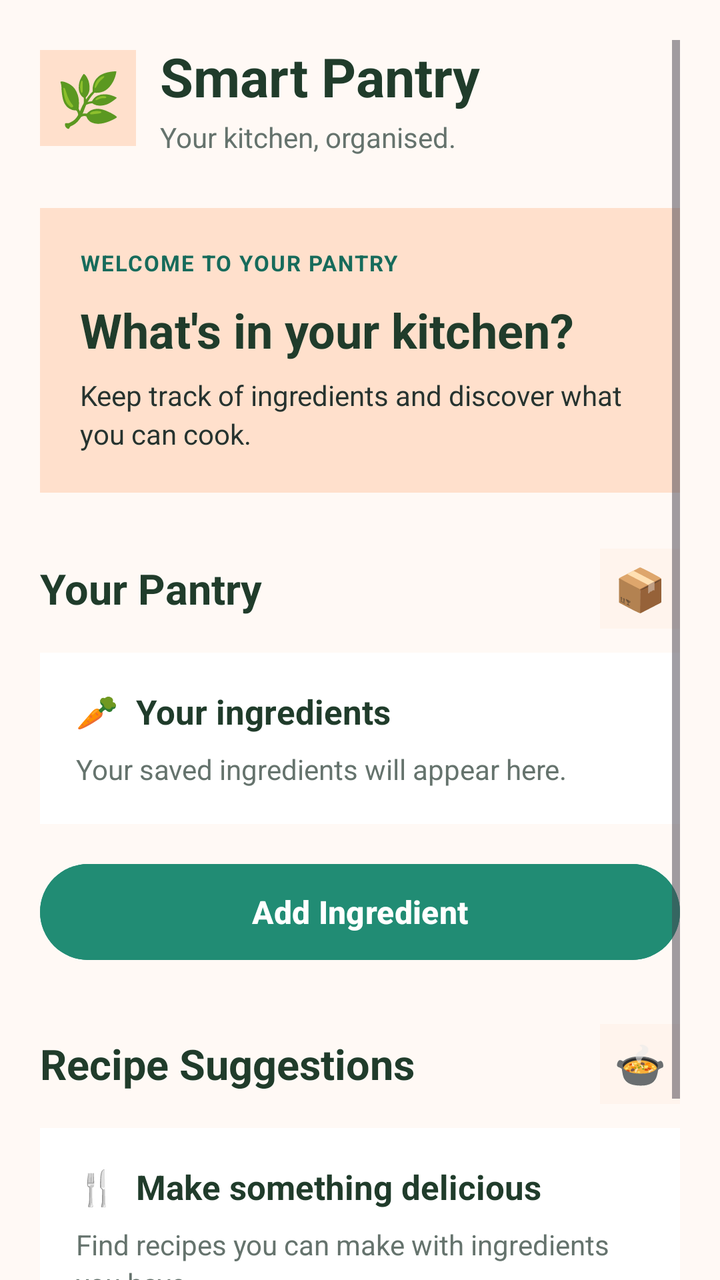
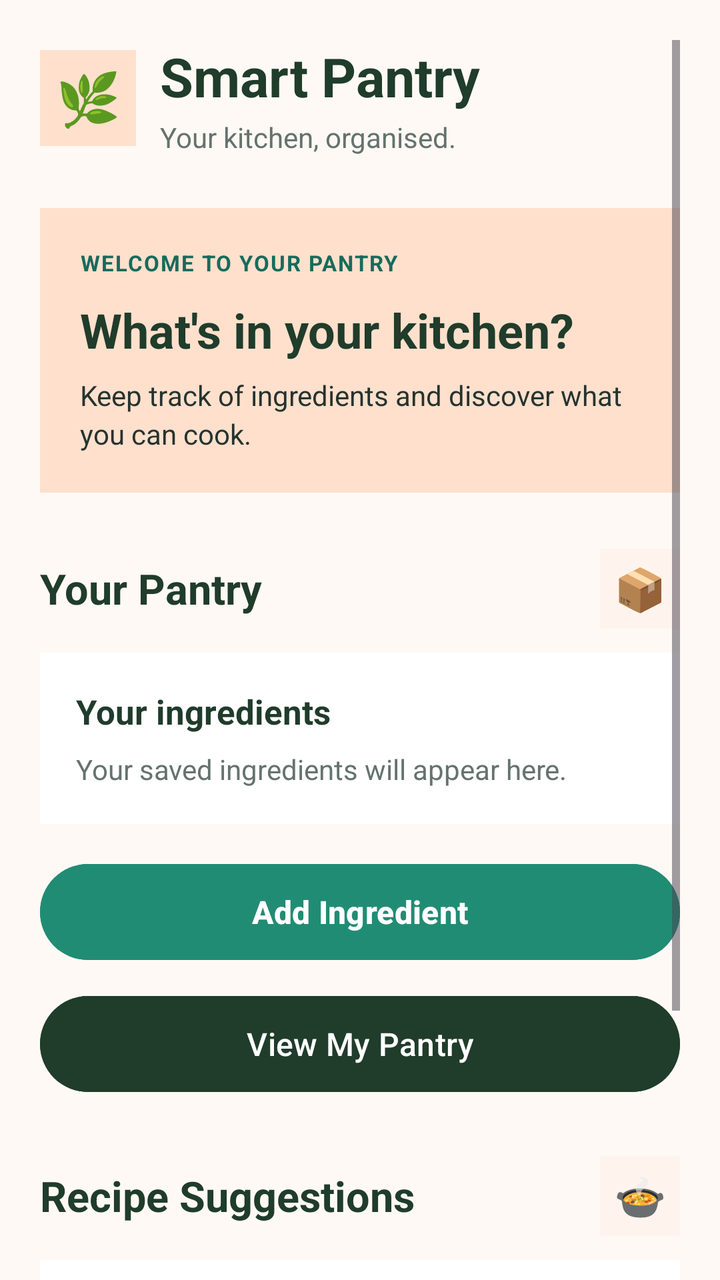

An Android layout rendered at two revisions. The XML below is the earlier revision; the diff shows what the commit changed to produce the second picture.
<!-- AndroidManifest.xml: application theme Theme.SmartPantryManager -->
<!-- res/layout/activity_main.xml -->
<?xml version="1.0" encoding="utf-8"?>
<androidx.constraintlayout.widget.ConstraintLayout
    xmlns:android="http://schemas.android.com/apk/res/android"
    xmlns:app="http://schemas.android.com/apk/res-auto"
    xmlns:tools="http://schemas.android.com/tools"
    android:id="@+id/main"
    android:layout_width="match_parent"
    android:layout_height="match_parent"
    android:background="@color/screen_background"
    tools:context=".MainActivity">

    <ScrollView
        android:layout_width="match_parent"
        android:layout_height="match_parent"
        android:fillViewport="true"
        android:clipToPadding="false"
        android:padding="20dp">

        <LinearLayout
            android:layout_width="match_parent"
            android:layout_height="wrap_content"
            android:orientation="vertical">

            
            <LinearLayout
                android:layout_width="match_parent"
                android:layout_height="wrap_content"
                android:gravity="center_vertical"
                android:orientation="horizontal">

                <TextView
                    android:layout_width="48dp"
                    android:layout_height="48dp"
                    android:background="@color/soft_peach"
                    android:gravity="center"
                    android:text="🌿"
                    android:textSize="26sp"
                    android:contentDescription="Leaf logo" />

                <LinearLayout
                    android:layout_width="0dp"
                    android:layout_height="wrap_content"
                    android:layout_marginStart="12dp"
                    android:layout_weight="1"
                    android:orientation="vertical">

                    <TextView
                        android:id="@+id/tvWelcome"
                        android:layout_width="match_parent"
                        android:layout_height="wrap_content"
                        android:text="@string/welcome_title"
                        android:textColor="@color/forest_green"
                        android:textSize="27sp"
                        android:textStyle="bold" />

                    <TextView
                        android:id="@+id/tvSubtitle"
                        android:layout_width="match_parent"
                        android:layout_height="wrap_content"
                        android:layout_marginTop="3dp"
                        android:text="Your kitchen, organised."
                        android:textColor="@color/text_secondary"
                        android:textSize="14sp" />

                </LinearLayout>
            </LinearLayout>

            
            <LinearLayout
                android:layout_width="match_parent"
                android:layout_height="wrap_content"
                android:layout_marginTop="26dp"
                android:background="@color/soft_peach"
                android:orientation="vertical"
                android:padding="20dp">

                <TextView
                    android:layout_width="wrap_content"
                    android:layout_height="wrap_content"
                    android:text="WELCOME TO YOUR PANTRY"
                    android:textColor="@color/dark_teal"
                    android:textSize="11sp"
                    android:textStyle="bold"
                    android:letterSpacing="0.06" />

                <TextView
                    android:layout_width="match_parent"
                    android:layout_height="wrap_content"
                    android:layout_marginTop="10dp"
                    android:text="What's in your kitchen?"
                    android:textColor="@color/forest_green"
                    android:textSize="24sp"
                    android:textStyle="bold" />

                <TextView
                    android:layout_width="match_parent"
                    android:layout_height="wrap_content"
                    android:layout_marginTop="7dp"
                    android:text="Keep track of ingredients and discover what you can cook."
                    android:textColor="@color/text_primary"
                    android:textSize="14sp"
                    android:lineSpacingExtra="3dp" />

            </LinearLayout>

            
            <LinearLayout
                android:layout_width="match_parent"
                android:layout_height="wrap_content"
                android:layout_marginTop="28dp"
                android:gravity="center_vertical"
                android:orientation="horizontal">

                <TextView
                    android:id="@+id/tvPantryHeading"
                    android:layout_width="0dp"
                    android:layout_height="wrap_content"
                    android:layout_weight="1"
                    android:text="@string/pantry_heading"
                    android:textColor="@color/forest_green"
                    android:textSize="21sp"
                    android:textStyle="bold" />

                <TextView
                    android:layout_width="40dp"
                    android:layout_height="40dp"
                    android:background="@color/light_peach"
                    android:gravity="center"
                    android:text="📦"
                    android:textSize="21sp"
                    android:contentDescription="Pantry box icon" />

            </LinearLayout>

            
            <LinearLayout
                android:layout_width="match_parent"
                android:layout_height="wrap_content"
                android:layout_marginTop="12dp"
                android:background="@color/card_background"
                android:orientation="vertical"
                android:padding="18dp">

                <TextView
                    android:layout_width="wrap_content"
                    android:layout_height="wrap_content"
                    android:text="🥕  Your ingredients"
                    android:textColor="@color/forest_green"
                    android:textSize="17sp"
                    android:textStyle="bold" />

                <TextView
                    android:id="@+id/tvPantryDescription"
                    android:layout_width="match_parent"
                    android:layout_height="wrap_content"
                    android:layout_marginTop="8dp"
                    android:text="@string/pantry_description"
                    android:textColor="@color/text_secondary"
                    android:textSize="14sp"
                    android:lineSpacingExtra="3dp" />

            </LinearLayout>

            
            <Button
                android:id="@+id/btnAddIngredient"
                android:layout_width="match_parent"
                android:layout_height="56dp"
                android:layout_marginTop="16dp"
                android:backgroundTint="@color/teal_green"
                android:text="@string/btn_add_ingredient"
                android:textAllCaps="false"
                android:textColor="@color/white"
                android:textSize="16sp"
                android:textStyle="bold" />

            
            <LinearLayout
                android:layout_width="match_parent"
                android:layout_height="wrap_content"
                android:layout_marginTop="28dp"
                android:gravity="center_vertical"
                android:orientation="horizontal">

                <TextView
                    android:id="@+id/tvRecipesHeading"
                    android:layout_width="0dp"
                    android:layout_height="wrap_content"
                    android:layout_weight="1"
                    android:text="@string/recipes_heading"
                    android:textColor="@color/forest_green"
                    android:textSize="21sp"
                    android:textStyle="bold" />

                <TextView
                    android:layout_width="40dp"
                    android:layout_height="40dp"
                    android:background="@color/light_peach"
                    android:gravity="center"
                    android:text="🍲"
                    android:textSize="21sp"
                    android:contentDescription="Cooking pot icon" />

            </LinearLayout>

            
            <LinearLayout
                android:layout_width="match_parent"
                android:layout_height="wrap_content"
                android:layout_marginTop="12dp"
                android:background="@color/card_background"
                android:orientation="vertical"
                android:padding="18dp">

                <TextView
                    android:layout_width="match_parent"
                    android:layout_height="wrap_content"
                    android:text="🍴  Make something delicious"
                    android:textColor="@color/forest_green"
                    android:textSize="17sp"
                    android:textStyle="bold" />

                <TextView
                    android:id="@+id/tvRecipesDescription"
                    android:layout_width="match_parent"
                    android:layout_height="wrap_content"
                    android:layout_marginTop="8dp"
                    android:text="@string/recipes_description"
                    android:textColor="@color/text_secondary"
                    android:textSize="14sp"
                    android:lineSpacingExtra="3dp" />

            </LinearLayout>

            
            <TextView
                android:layout_width="match_parent"
                android:layout_height="wrap_content"
                android:layout_marginTop="28dp"
                android:layout_marginBottom="12dp"
                android:gravity="center"
                android:text="Smart Pantry · Plan, save and cook"
                android:textColor="@color/text_secondary"
                android:textSize="12sp" />

        </LinearLayout>

    </ScrollView>

</androidx.constraintlayout.widget.ConstraintLayout>
<!-- resources referenced by this layout -->
<resources>
  <color name="card_background">#FFFFFFFF</color>
  <color name="dark_teal">#176B5B</color>
  <color name="forest_green">#203C2B</color>
  <color name="light_peach">#FFF4ED</color>
  <color name="screen_background">#FFF9F5</color>
  <color name="soft_peach">#FFE0CC</color>
  <color name="teal_green">#218C74</color>
  <color name="text_primary">#26332F</color>
  <color name="text_secondary">#65736D</color>
  <color name="white">#FFFFFFFF</color>
  <string name="btn_add_ingredient">Add Ingredient</string>
  <string name="pantry_description">Your saved ingredients will appear here.</string>
  <string name="pantry_heading">Your Pantry</string>
  <string name="recipes_description">Find recipes you can make with ingredients you have.</string>
  <string name="recipes_heading">Recipe Suggestions</string>
  <string name="welcome_title">Smart Pantry</string>
  <style name="Theme.SmartPantryManager" parent="Base.Theme.SmartPantryManager" />
  <style name="Base.Theme.SmartPantryManager" parent="Theme.Material3.DayNight.NoActionBar">
          
          
      </style>
</resources>

<!-- the commit's change to res/layout/activity_main.xml (unified diff, before → after) -->
@@ -1,7 +1,6 @@
 <?xml version="1.0" encoding="utf-8"?>
 <androidx.constraintlayout.widget.ConstraintLayout
     xmlns:android="http://schemas.android.com/apk/res/android"
-    xmlns:app="http://schemas.android.com/apk/res-auto"
     xmlns:tools="http://schemas.android.com/tools"
     android:id="@+id/main"
     android:layout_width="match_parent"
@@ -33,9 +32,9 @@
                     android:layout_height="48dp"
                     android:background="@color/soft_peach"
                     android:gravity="center"
-                    android:text="🌿"
+                    android:text="@string/leaf_emoji"
                     android:textSize="26sp"
-                    android:contentDescription="Leaf logo" />
+                    android:contentDescription="@string/leaf_logo_description" />
 
                 <LinearLayout
                     android:layout_width="0dp"
@@ -58,7 +57,7 @@
                         android:layout_width="match_parent"
                         android:layout_height="wrap_content"
                         android:layout_marginTop="3dp"
-                        android:text="Your kitchen, organised."
+                        android:text="@string/welcome_subtitle"
                         android:textColor="@color/text_secondary"
                         android:textSize="14sp" />
 
@@ -77,7 +76,7 @@
                 <TextView
                     android:layout_width="wrap_content"
                     android:layout_height="wrap_content"
-                    android:text="WELCOME TO YOUR PANTRY"
+                    android:text="@string/welcome_category"
                     android:textColor="@color/dark_teal"
                     android:textSize="11sp"
                     android:textStyle="bold"
@@ -87,7 +86,7 @@
                     android:layout_width="match_parent"
                     android:layout_height="wrap_content"
                     android:layout_marginTop="10dp"
-                    android:text="What's in your kitchen?"
+                    android:text="@string/welcome_heading"
                     android:textColor="@color/forest_green"
                     android:textSize="24sp"
                     android:textStyle="bold" />
@@ -96,7 +95,7 @@
                     android:layout_width="match_parent"
                     android:layout_height="wrap_content"
                     android:layout_marginTop="7dp"
-                    android:text="Keep track of ingredients and discover what you can cook."
+                    android:text="@string/welcome_description"
                     android:textColor="@color/text_primary"
                     android:textSize="14sp"
                     android:lineSpacingExtra="3dp" />
@@ -126,9 +125,9 @@
                     android:layout_height="40dp"
                     android:background="@color/light_peach"
                     android:gravity="center"
-                    android:text="📦"
-                    android:textSize="21sp"
-                    android:contentDescription="Pantry box icon" />
+                    android:text="@string/pantry_emoji"
+                    android:textSize="21sp"
+                    android:contentDescription="@string/pantry_icon_description" />
 
             </LinearLayout>
 
@@ -144,7 +143,7 @@
                 <TextView
                     android:layout_width="wrap_content"
                     android:layout_height="wrap_content"
-                    android:text="🥕  Your ingredients"
+                    android:text="@string/your_ingredients"
                     android:textColor="@color/forest_green"
                     android:textSize="17sp"
                     android:textStyle="bold" />
@@ -175,6 +174,18 @@
                 android:textStyle="bold" />
 
             
+            <Button
+                android:id="@+id/btnViewPantry"
+                android:layout_width="match_parent"
+                android:layout_height="56dp"
+                android:layout_marginTop="10dp"
+                android:backgroundTint="@color/forest_green"
+                android:text="@string/view_my_pantry"
+                android:textAllCaps="false"
+                android:textColor="@color/white"
+                android:textSize="16sp" />
+
+            
             <LinearLayout
                 android:layout_width="match_parent"
                 android:layout_height="wrap_content"
@@ -197,25 +208,30 @@
                     android:layout_height="40dp"
                     android:background="@color/light_peach"
                     android:gravity="center"
-                    android:text="🍲"
-                    android:textSize="21sp"
-                    android:contentDescription="Cooking pot icon" />
-
-            </LinearLayout>
-
-            
-            <LinearLayout
+                    android:text="@string/cooking_pot_emoji"
+                    android:textSize="21sp"
+                    android:contentDescription="@string/cooking_pot_description" />
+
+            </LinearLayout>
+
+            
+            <LinearLayout
+                android:id="@+id/recipeSuggestions"
                 android:layout_width="match_parent"
                 android:layout_height="wrap_content"
                 android:layout_marginTop="12dp"
                 android:background="@color/card_background"
                 android:orientation="vertical"
-                android:padding="18dp">
-
-                <TextView
-                    android:layout_width="match_parent"
-                    android:layout_height="wrap_content"
-                    android:text="🍴  Make something delicious"
+                android:padding="18dp"
+                android:clickable="true"
+                android:focusable="true"
+                android:foreground="?attr/selectableItemBackground"
+                android:contentDescription="@string/recipes_description">
+
+                <TextView
+                    android:layout_width="match_parent"
+                    android:layout_height="wrap_content"
+                    android:text="@string/make_something_delicious"
                     android:textColor="@color/forest_green"
                     android:textSize="17sp"
                     android:textStyle="bold" />
@@ -239,12 +255,11 @@
                 android:layout_marginTop="28dp"
                 android:layout_marginBottom="12dp"
                 android:gravity="center"
-                android:text="Smart Pantry · Plan, save and cook"
+                android:text="@string/dashboard_footer"
                 android:textColor="@color/text_secondary"
                 android:textSize="12sp" />
 
         </LinearLayout>
-
     </ScrollView>
 
 </androidx.constraintlayout.widget.ConstraintLayout>
<!-- resource entries referenced after the edit -->
@@ -11,11 +11,25 @@
   <color name="text_secondary">#65736D</color>
   <color name="white">#FFFFFFFF</color>
   <string name="btn_add_ingredient">Add Ingredient</string>
+  <string name="cooking_pot_description">Cooking pot icon</string>
+  <string name="cooking_pot_emoji">🍲</string>
+  <string name="dashboard_footer">Smart Pantry · Plan, save and cook</string>
+  <string name="leaf_emoji">🌿</string>
+  <string name="leaf_logo_description">Leaf logo</string>
+  <string name="make_something_delicious">Make something delicious</string>
   <string name="pantry_description">Your saved ingredients will appear here.</string>
+  <string name="pantry_emoji">📦</string>
   <string name="pantry_heading">Your Pantry</string>
+  <string name="pantry_icon_description">Pantry box icon</string>
   <string name="recipes_description">Find recipes you can make with ingredients you have.</string>
   <string name="recipes_heading">Recipe Suggestions</string>
+  <string name="view_my_pantry">View My Pantry</string>
+  <string name="welcome_category">WELCOME TO YOUR PANTRY</string>
+  <string name="welcome_description">Keep track of ingredients and discover what you can cook.</string>
+  <string name="welcome_heading">What\'s in your kitchen?</string>
+  <string name="welcome_subtitle">Your kitchen, organised.</string>
   <string name="welcome_title">Smart Pantry</string>
+  <string name="your_ingredients">Your ingredients</string>
   <style name="Theme.SmartPantryManager" parent="Base.Theme.SmartPantryManager" />
   <style name="Base.Theme.SmartPantryManager" parent="Theme.Material3.DayNight.NoActionBar">
           
